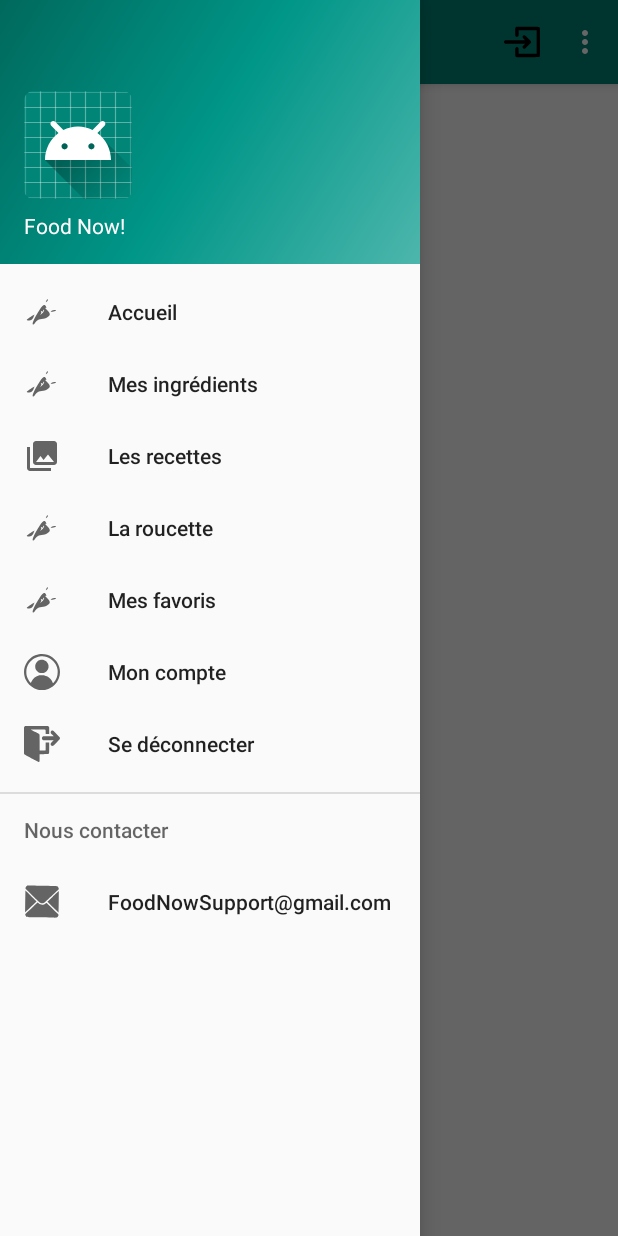
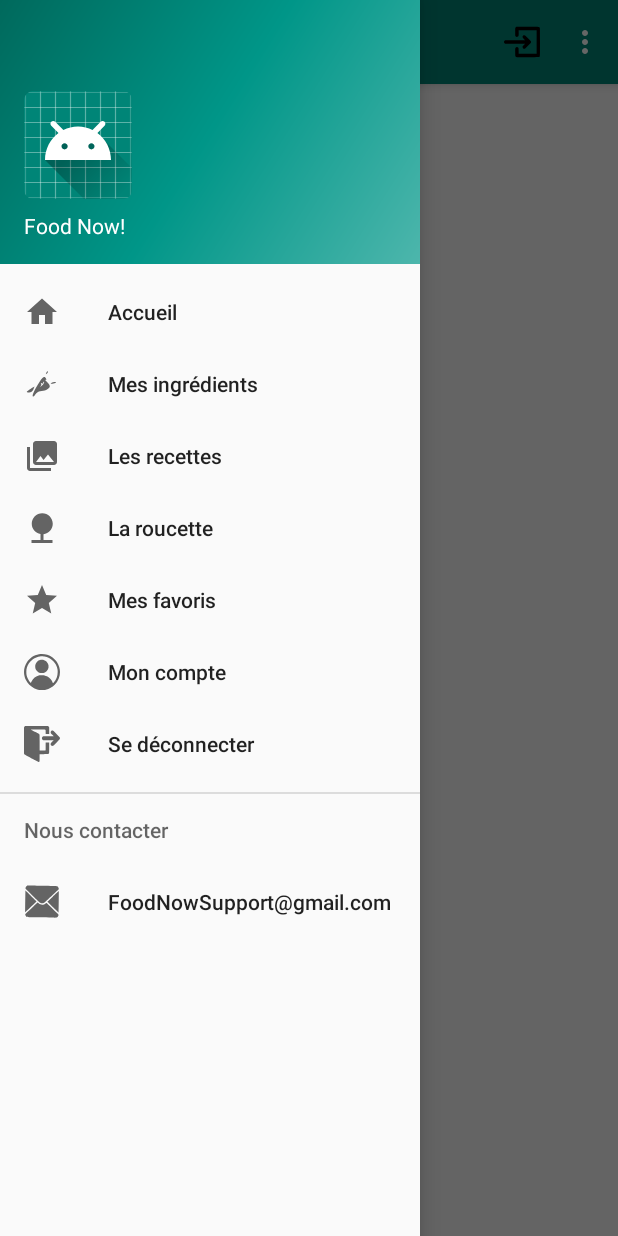
Before and after one commit to JulesCollenne/FoodNow, an Android app: the screen it shows after launch (MainActivity), with the side drawer open, on a phone screen of 412 x 824 dp. Run offline under Robolectric (Android 15) with nearby library versions, the phone set to English and light mode, and no system bars.

Commit message:
Ajout icones

```diff
--- a/app/src/main/AndroidManifest.xml
+++ b/app/src/main/AndroidManifest.xml
@@ -11,7 +11,8 @@
         android:roundIcon="@mipmap/ic_launcher_round"
         android:supportsRtl="true"
         android:theme="@style/AppTheme">
-        <activity android:name=".ui.loginregister.RegisterActivity"></activity>
+        <activity android:name=".Roucette"></activity>
+        <activity android:name=".ui.loginregister.RegisterActivity" />
         <activity
             android:name=".ui.loginregister.LoginActivity"
             android:label="@string/title_activity_login" />
--- /dev/null
+++ b/app/src/main/res/drawable/ic_home_black_24dp.xml
@@ -0,0 +1,9 @@
+<vector xmlns:android="http://schemas.android.com/apk/res/android"
+        android:width="24dp"
+        android:height="24dp"
+        android:viewportWidth="24.0"
+        android:viewportHeight="24.0">
+    <path
+        android:fillColor="#FF000000"
+        android:pathData="M10,20v-6h4v6h5v-8h3L12,3 2,12h3v8z"/>
+</vector>
--- /dev/null
+++ b/app/src/main/res/drawable/ic_nature_black_24dp.xml
@@ -0,0 +1,9 @@
+<vector xmlns:android="http://schemas.android.com/apk/res/android"
+        android:width="24dp"
+        android:height="24dp"
+        android:viewportWidth="24.0"
+        android:viewportHeight="24.0">
+    <path
+        android:fillColor="#FF000000"
+        android:pathData="M13,16.12c3.47,-0.41 6.17,-3.36 6.17,-6.95 0,-3.87 -3.13,-7 -7,-7s-7,3.13 -7,7c0,3.47 2.52,6.34 5.83,6.89V20H5v2h14v-2h-6v-3.88z"/>
+</vector>
--- /dev/null
+++ b/app/src/main/res/drawable/ic_star_black_24dp.xml
@@ -0,0 +1,9 @@
+<vector xmlns:android="http://schemas.android.com/apk/res/android"
+        android:width="24dp"
+        android:height="24dp"
+        android:viewportWidth="24.0"
+        android:viewportHeight="24.0">
+    <path
+        android:fillColor="#FF000000"
+        android:pathData="M12,17.27L18.18,21l-1.64,-7.03L22,9.24l-7.19,-0.61L12,2 9.19,8.63 2,9.24l5.46,4.73L5.82,21z"/>
+</vector>
--- a/app/src/main/res/menu/activity_main_drawer.xml
+++ b/app/src/main/res/menu/activity_main_drawer.xml
@@ -7,7 +7,7 @@
     <group android:checkableBehavior="single">
         <item
             android:id="@+id/nav_accueil"
-            android:icon="@drawable/ic_food"
+            android:icon="@drawable/ic_home_black_24dp"
             android:title="@string/menu_accueil" />
         <item
             android:id="@+id/nav_frigo"
@@ -19,11 +19,11 @@
             android:title="@string/menu_gallery" />
         <item
             android:id="@+id/nav_roucette"
-            android:icon="@drawable/ic_food"
+            android:icon="@drawable/ic_nature_black_24dp"
             android:title="@string/menu_roucette" />
         <item
             android:id="@+id/nav_favoris"
-            android:icon="@drawable/ic_food"
+            android:icon="@drawable/ic_star_black_24dp"
             android:title="@string/menu_favoris" />
         <item
             android:id="@+id/nav_account"
```
Also changed, not shown: app/src/main/java/com/dunno/myapplication/Roucette.java (added, +13 -0 lines), app/src/main/res/layout/activity_roucette.xml (added, +9 -0 lines), app/src/main/res/menu/roucette.xml (added, +18 -0 lines).
